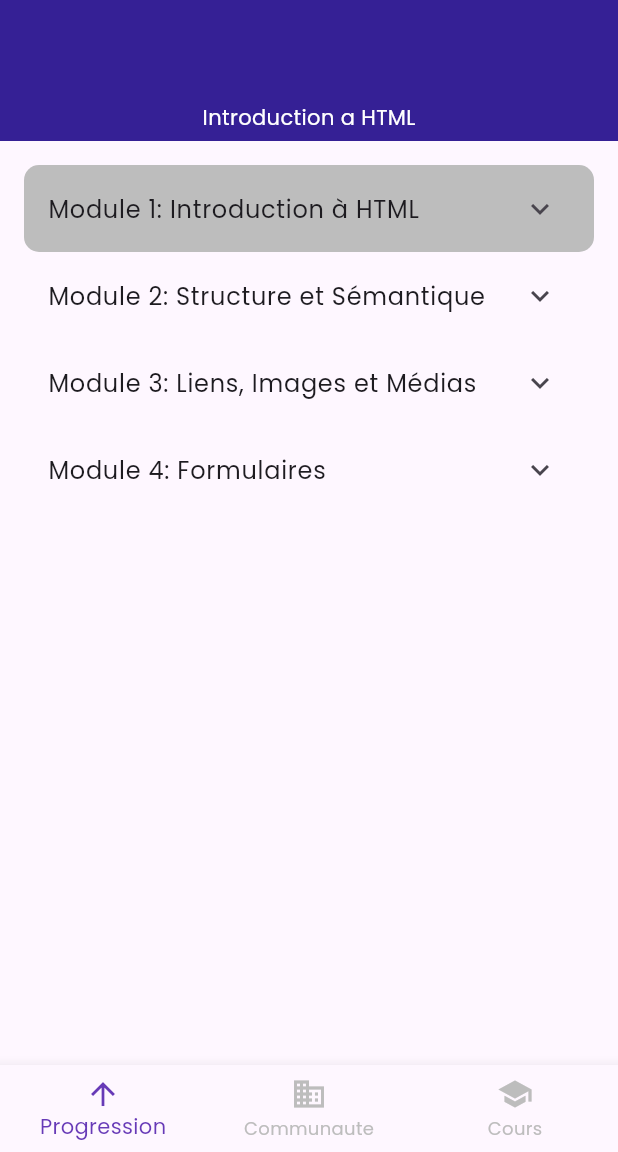
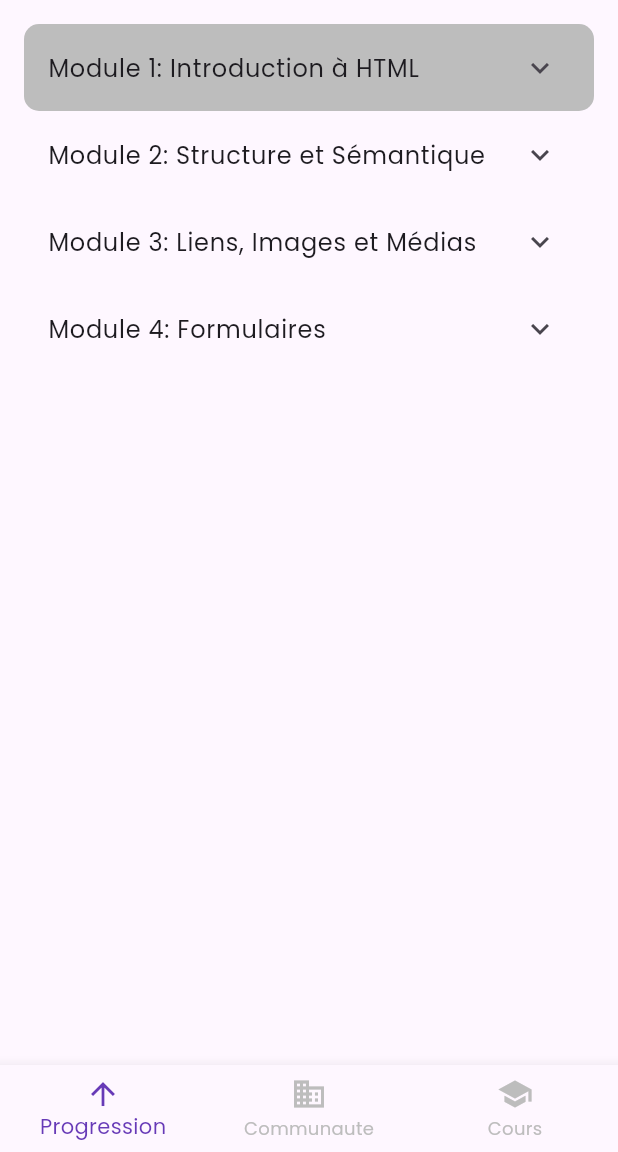
Before and after one commit to Godisouleymane/Nerd-app, a Flutter app: the HTMLView screen opened by its route, on a phone screen of 412 x 824 dp, the part 84-1236 px from its top. Run offline on Flutter 3.47's test engine with Material 3 defaults, Android fonts, the phone set to English and light mode, and no system bars; our stand-ins replace cloud_firestore, firebase_auth, firebase_core, flutter_svg, google_fonts, google_sign_in and 1 more; missing offline and left inert: dev_icons; accounts and stored records are empty.

```diff
--- a/lib/views/parcours/html.dart
+++ b/lib/views/parcours/html.dart
@@ -45,18 +45,7 @@ class _HTMLViewState extends State<HTMLView> {
               ],
             ),
             floating: true,
-            pinned: true,
-            expandedHeight: 150.0,
-            flexibleSpace: Container(
-              padding: const EdgeInsets.only(bottom: 6.0),
-              alignment: Alignment.bottomCenter,
-              decoration: BoxDecoration(
-
-              ),
-              child: const Text('Introduction a HTML', style: TextStyle(
-                color: Colors.white
-              ),),
-            ),
+            pinned: false,
             actions: [
               if (user != null && user.photoURL != null)
                 Padding(
```
